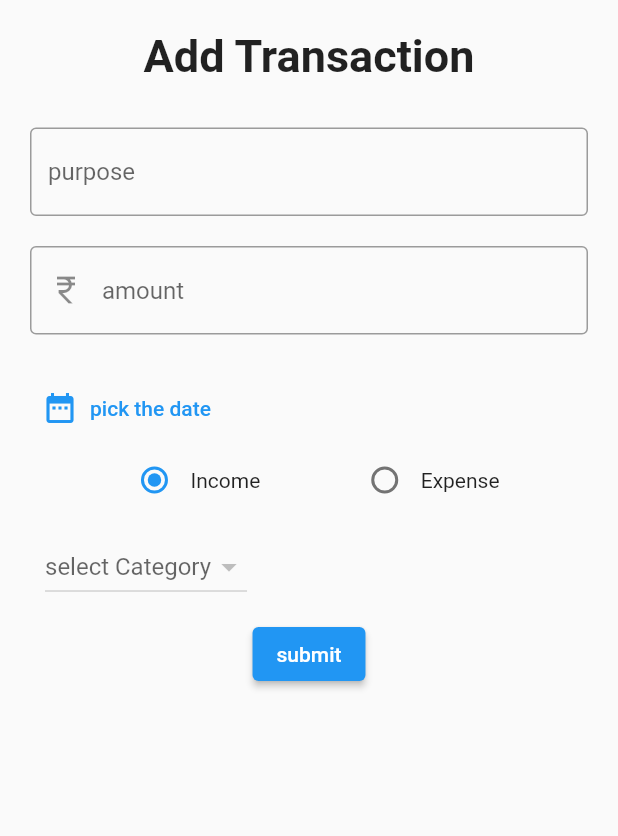
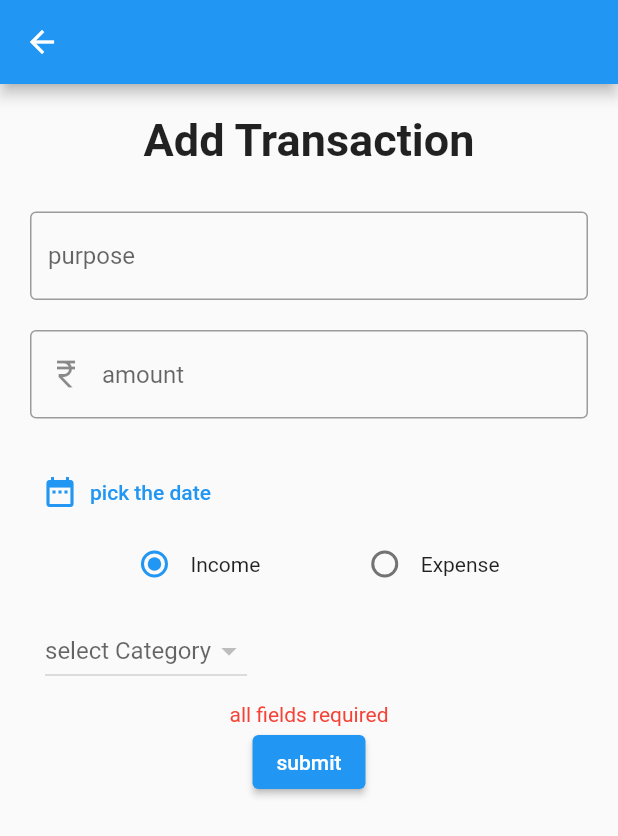
Before and after one commit to nijaskhan/Money-Manager-MobileApp, a Flutter app: the ScreenAddTransactions screen opened by its route, after a tap on "submit", on a phone screen of 412 x 824 dp. Shown: the top 836 px of the screen. Run offline on Flutter 3.47's test engine with Material 2 defaults, Android fonts, the light colour scheme and no system bars; our stand-ins replace hive_flutter; missing offline and left inert: dart:ffi; accounts and stored records are empty.

Commit message:
transaction add function created and getting function written

```diff
--- /dev/null
+++ b/lib/db/transaction/transaction_db.dart
@@ -0,0 +1,41 @@
+import 'package:flutter/cupertino.dart';
+import 'package:hive_flutter/adapters.dart';
+import 'package:money_management_project/models/transactions/transaction_model.dart';
+
+const transactionDbName = 'transaction-database';
+
+ValueNotifier<List<TransactionModel>> transactionListNotifier = ValueNotifier([]);
+
+abstract class TransactionDbFunc{
+  Future<void>addTransaction(TransactionModel value);
+  Future<List<TransactionModel>>getTransaction();
+//   implement the abstract class and write the function
+}
+
+class TransactionDB implements TransactionDbFunc{
+
+  static final TransactionDB _instance = TransactionDB._internal();
+  factory TransactionDB(){
+    return _instance;
+  }
+  TransactionDB._internal();
+
+  Future<void> transactionRefresher() async{
+    final _list = await getTransaction();
+    transactionListNotifier.value.clear();
+    transactionListNotifier.value.addAll(_list);
+    transactionListNotifier.notifyListeners();
+  }
+
+  @override
+  Future<void> addTransaction(TransactionModel value) async{
+    final _db = await Hive.openBox<TransactionModel>(transactionDbName);
+    await _db.put(value.id, value);
+  }
+
+  @override
+  Future<List<TransactionModel>>getTransaction() async{
+    final _db = await Hive.openBox<TransactionModel>(transactionDbName);
+    return _db.values.toList();
+  }
+}
--- a/lib/main.dart
+++ b/lib/main.dart
@@ -1,6 +1,7 @@
 import 'package:flutter/material.dart';
 import 'package:hive_flutter/adapters.dart';
 import 'package:money_management_project/models/category/category_model.dart';
+import 'package:money_management_project/models/transactions/transaction_model.dart';
 import 'package:money_management_project/screens/home/screen_home.dart';
 import 'package:money_management_project/screens/transaction/add_transaction/screen_add_transaction.dart';
 
@@ -13,6 +14,9 @@ Future<void> main() async {
   }
   if (!Hive.isAdapterRegistered(CategoryModelAdapter().typeId)) {
     Hive.registerAdapter(CategoryModelAdapter());
+  }
+  if(!Hive.isAdapterRegistered(TransactionModelAdapter().typeId)){
+    Hive.registerAdapter(TransactionModelAdapter());
   }
 
   runApp(const MyApp());
--- /dev/null
+++ b/lib/models/transactions/transaction_model.dart
@@ -0,0 +1,33 @@
+import 'package:hive_flutter/adapters.dart';
+import '../category/category_model.dart';
+part 'transaction_model.g.dart';
+
+@HiveType(typeId: 3)
+class TransactionModel {
+  @HiveField(0)
+  final String purpose;
+
+  @HiveField(1)
+  final double amount;
+
+  @HiveField(2)
+  final DateTime date;
+
+  @HiveField(3)
+  final CategoryType type;
+
+  @HiveField(4)
+  final CategoryModel category;
+
+  @HiveField(5)
+  String? id;
+
+  TransactionModel(
+      {required this.purpose,
+      required this.amount,
+      required this.date,
+      required this.type,
+      required this.category}) {
+    id = DateTime.now().millisecondsSinceEpoch.toString();
+  }
+}
--- a/lib/screens/transaction/add_transaction/screen_add_transaction.dart
+++ b/lib/screens/transaction/add_transaction/screen_add_transaction.dart
@@ -1,6 +1,10 @@
+import 'dart:ffi';
+
 import 'package:flutter/material.dart';
 import 'package:money_management_project/db/category/category_db.dart';
+import 'package:money_management_project/db/transaction/transaction_db.dart';
 import 'package:money_management_project/models/category/category_model.dart';
+import 'package:money_management_project/models/transactions/transaction_model.dart';
 
 // ignore: camel_case_types
 class ScreenAddTransactions extends StatefulWidget {
@@ -16,6 +20,12 @@ class _ScreenAddTransactionsState extends State<ScreenAddTransactions> {
   String? _selectedCategory;
   DateTime? _selectedDate;
   CategoryType? _selectedCategoryType;
+  CategoryModel? _selectedCategoryModel;
+
+  final _purposeTextEdit = TextEditingController();
+  final _amountTextEdit = TextEditingController();
+
+  bool validationBool = false;
 /*
   purpose
   Date
@@ -33,6 +43,11 @@ Category Type
   @override
   Widget build(BuildContext context) {
     return Scaffold(
+      appBar: AppBar(
+        leading: IconButton(onPressed: (){
+          Navigator.of(context).pop();
+        }, icon: const Icon(Icons.arrow_back)),
+      ),
       body: SafeArea(
         child: Padding(
           padding: const EdgeInsets.all(20),
@@ -48,6 +63,7 @@ Category Type
               height: 30,
             ),
             TextFormField(
+              controller: _purposeTextEdit,
               decoration: const InputDecoration(
                 border: OutlineInputBorder(),
                 hintText: 'purpose',
@@ -57,6 +73,7 @@ Category Type
               height: 20,
             ),
             TextFormField(
+              controller: _amountTextEdit,
               keyboardType: TextInputType.number,
               decoration: const InputDecoration(
                 border: OutlineInputBorder(),
@@ -72,7 +89,8 @@ Category Type
                   final _selectedDateTemp = await showDatePicker(
                       context: context,
                       initialDate: DateTime.now(),
-                      firstDate: DateTime.now().subtract(const Duration(days: 30)),
+                      firstDate:
+                          DateTime.now().subtract(const Duration(days: 30)),
                       lastDate: DateTime.now());
                   if (_selectedDateTemp == null) {
                     return;
@@ -131,6 +149,9 @@ Category Type
                     return DropdownMenuItem(
                       value: e.id,
                       child: Text(e.name),
+                      onTap: (){
+                        _selectedCategoryModel=e;
+                      },
                     );
                   }).toList(),
                   onChanged: (selectedCategory) {
@@ -146,15 +167,83 @@ Category Type
               height: 10,
             ),
                 Center(
+                  child: validationBool == true
+                      ? const Text(
+                    "all fields required",
+                    style: TextStyle(color: Colors.red),
+                  )
+                      : const Text(""),
+                ),
+            Center(
               child: ElevatedButton(
                   onPressed: () {
-                    print("submit clicked");
+                    addTransaction();
                   },
                   child: const Text('submit')),
-            )
+            ),
           ]),
         ),
       ),
     );
   }
+
+  void addTransaction() {
+    final _purpose = _purposeTextEdit.text;
+    final _amount = _amountTextEdit.text;
+    final _parsedAmount = double.tryParse(_amount);
+
+    // validation
+    if (_parsedAmount == null) {
+      setState(() {
+        validationBool = true;
+      });
+      return;
     }
+    if (_purpose == null) {
+      setState(() {
+        validationBool = true;
+      });
+      return;
+    }
+    if(_selectedDate==null){
+      setState(() {
+        validationBool = true;
+      });
+      return;
+    }
+    if(_selectedCategory==null){
+      setState(() {
+        validationBool = true;
+      });
+      return;
+    }
+    if(_selectedCategoryModel==null){
+      return;
+    }
+
+    final _transaction = TransactionModel(
+        purpose: _purpose,
+        amount: _parsedAmount,
+        date: _selectedDate!,
+        type: _selectedCategoryType!,
+        category: _selectedCategoryModel!
+    );
+
+    TransactionDB().addTransaction(_transaction);
+
+    ScaffoldMessenger.of(context).showSnackBar(SnackBar(
+      margin: EdgeInsets.all(15),
+      behavior: SnackBarBehavior.floating,
+      duration: const Duration(seconds: 3),
+      content: Text("Trasaction added",
+          style: const TextStyle(fontWeight: FontWeight.bold)),
+      backgroundColor: Colors.green.shade300,
+    ));
+
+    Navigator.of(context).pop();
+
+    setState(() {
+      validationBool=false;
+    });
+  }
+}
```
Also changed, not shown: lib/screens/transaction/screen_transaction.dart (+18 -11 lines), lib/models/transactions/transaction_model.g.dart (added). Lines whose indentation alone changed are shown as unchanged.
